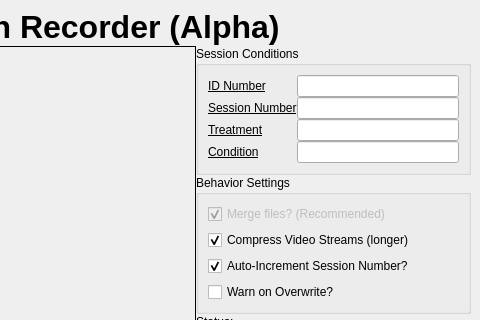
Qt form avrecorder.ui (miyamot0/SessionRecorder) before a commit; both pictures show x 312 to 792 and y 0 to 320 of the 792 by 558 pixel window.
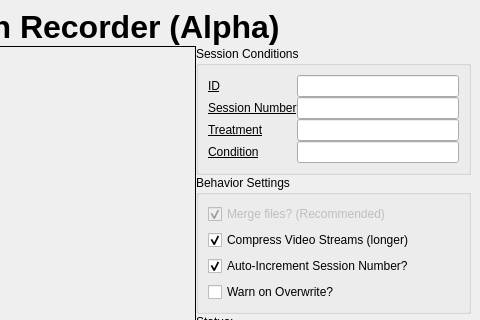
The same form after that commit.

Commit message: Working with remote

```diff
--- a/avrecorder.ui
+++ b/avrecorder.ui
@@ -226,7 +226,7 @@
                     </size>
                    </property>
                    <property name="text">
-                    <string>&lt;html&gt;&lt;head/&gt;&lt;body&gt;&lt;p&gt;&lt;span style=&quot; text-decoration: underline;&quot;&gt;ID Number&lt;/span&gt;&lt;/p&gt;&lt;/body&gt;&lt;/html&gt;</string>
+                    <string>&lt;html&gt;&lt;head/&gt;&lt;body&gt;&lt;p&gt;&lt;span style=&quot; text-decoration: underline;&quot;&gt;ID&lt;/span&gt;&lt;/p&gt;&lt;/body&gt;&lt;/html&gt;</string>
                    </property>
                   </widget>
                  </item>
```
The commit also changes 1 other file.
